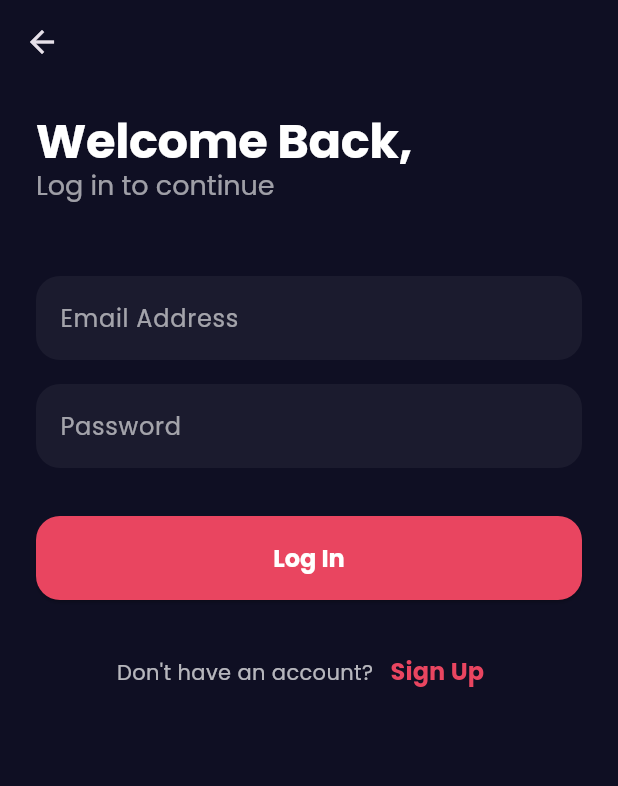
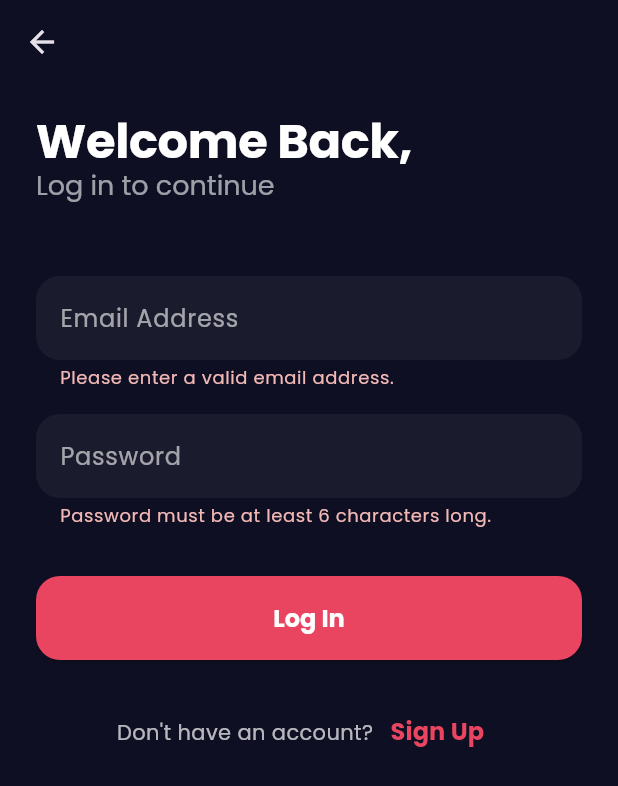
Before and after one commit to Mehaksaluja/style_scout, a Flutter app: the AuthScreen screen opened directly, after a tap on "Log In", on a phone screen of 412 x 824 dp. Shown: the top 786 px of the screen. Run offline on Flutter 3.47's test engine with Material 3 defaults, Android fonts, the phone set to English and light mode, and no system bars; our stand-ins replace firebase_auth, firebase_core, flutter_dotenv, flutter_markdown, google_generative_ai, image_picker; accounts and stored records are empty.

Commit message:
Changes saved

```diff
--- a/lib/main.dart
+++ b/lib/main.dart
@@ -1,10 +1,12 @@
 import 'package:flutter/material.dart';
 import 'package:firebase_core/firebase_core.dart';
-import 'package:style_scout/screens/welcome_screen.dart';
+import 'package:style_scout/screens/auth_gate.dart';
 import 'firebase_options.dart';
+import 'package:flutter_dotenv/flutter_dotenv.dart';
 
 Future<void> main() async {
   WidgetsFlutterBinding.ensureInitialized();
+  await dotenv.load(fileName: ".env");
   await Firebase.initializeApp(options: DefaultFirebaseOptions.currentPlatform);
   runApp(const StyleScoutApp());
 }
@@ -50,7 +52,7 @@
           ),
         ),
       ),
-      home: const WelcomeScreen(),
+      home: const AuthGate(),
     );
   }
 }
--- a/lib/screens/auth_screen.dart
+++ b/lib/screens/auth_screen.dart
@@ -1,8 +1,12 @@
+// lib/screens/auth_screen.dart
+
 import 'package:flutter/material.dart';
+import 'package:firebase_auth/firebase_auth.dart';
+// Import the HomeScreen to navigate to it after login/signup
+import 'package:style_scout/screens/home_screen.dart';
 
 class AuthScreen extends StatefulWidget {
   final bool isLoginMode;
-
   const AuthScreen({super.key, required this.isLoginMode});
 
   @override
@@ -10,13 +14,26 @@ class AuthScreen extends StatefulWidget {
 }
 
 class _AuthScreenState extends State<AuthScreen> {
+  final _formKey = GlobalKey<FormState>();
+  final _emailController = TextEditingController();
+  final _passwordController = TextEditingController();
+  final _nameController = TextEditingController();
+
   late bool _isLogin;
+  bool _isLoading = false;
 
   @override
   void initState() {
     super.initState();
+    _isLogin = widget.isLoginMode;
+  }
 
-    _isLogin = widget.isLoginMode;
+  @override
+  void dispose() {
+    _emailController.dispose();
+    _passwordController.dispose();
+    _nameController.dispose();
+    super.dispose();
   }
 
   void _toggleMode() {
@@ -25,22 +42,82 @@ class _AuthScreenState extends State<AuthScreen> {
     });
   }
 
+  Future<void> _submitAuthForm() async {
+    final isValid = _formKey.currentState?.validate() ?? false;
+    if (!isValid) {
+      return;
+    }
+    _formKey.currentState!.save();
+
+    setState(() {
+      _isLoading = true;
+    });
+
+    try {
+      if (_isLogin) {
+        await FirebaseAuth.instance.signInWithEmailAndPassword(
+          email: _emailController.text.trim(),
+          password: _passwordController.text.trim(),
+        );
+      } else {
+        final userCredential = await FirebaseAuth.instance
+            .createUserWithEmailAndPassword(
+              email: _emailController.text.trim(),
+              password: _passwordController.text.trim(),
+            );
+        await userCredential.user?.updateDisplayName(
+          _nameController.text.trim(),
+        );
+      }
+
+      // This is the fix: Navigate to the HomeScreen and remove all previous
+      // routes, so the user cannot go back to the login screen.
+      if (mounted) {
+        Navigator.of(context).pushAndRemoveUntil(
+          MaterialPageRoute(builder: (context) => const HomeScreen()),
+          (route) => false, // This predicate removes all routes.
+        );
+      }
+    } on FirebaseAuthException catch (error) {
+      var message = 'An error occurred, please check your credentials!';
+      if (error.message != null) {
+        message = error.message!;
+      }
+      ScaffoldMessenger.of(context).showSnackBar(
+        SnackBar(
+          content: Text(message),
+          backgroundColor: Theme.of(context).colorScheme.error,
+        ),
+      );
+      if (mounted) {
+        setState(() {
+          _isLoading = false;
+        });
+      }
+    } catch (error) {
+      print(error);
+      if (mounted) {
+        setState(() {
+          _isLoading = false;
+        });
+      }
+    }
+  }
+
   @override
   Widget build(BuildContext context) {
     final theme = Theme.of(context);
 
     return Scaffold(
-      // We use an AppBar to provide a back button automatically.
       appBar: AppBar(backgroundColor: Colors.transparent, elevation: 0),
       body: SingleChildScrollView(
-        // SingleChildScrollView prevents the screen from overflowing
-        // when the keyboard appears.
         padding: const EdgeInsets.symmetric(horizontal: 24.0),
+        child: Form(
+          key: _formKey,
           child: Column(
             crossAxisAlignment: CrossAxisAlignment.stretch,
             children: [
               const SizedBox(height: 20),
-            // --- HEADER ---
               Text(
                 _isLogin ? 'Welcome Back,' : 'Create Account,',
                 style: theme.textTheme.displayLarge?.copyWith(fontSize: 32),
@@ -51,26 +128,49 @@ class _AuthScreenState extends State<AuthScreen> {
               ),
               const SizedBox(height: 48),
 
-            // --- FORM FIELDS ---
-            // We will add a TextFormField for the user's name, but only in Sign Up mode.
               if (!_isLogin)
-              TextFormField(decoration: _buildInputDecoration('Full Name')),
+                TextFormField(
+                  controller: _nameController,
+                  decoration: _buildInputDecoration('Full Name'),
+                  validator: (value) {
+                    if (value == null || value.trim().isEmpty) {
+                      return 'Please enter your name.';
+                    }
+                    return null;
+                  },
+                ),
               if (!_isLogin) const SizedBox(height: 16),
 
               TextFormField(
+                controller: _emailController,
                 decoration: _buildInputDecoration('Email Address'),
                 keyboardType: TextInputType.emailAddress,
+                validator: (value) {
+                  if (value == null || !value.contains('@')) {
+                    return 'Please enter a valid email address.';
+                  }
+                  return null;
+                },
               ),
               const SizedBox(height: 16),
               TextFormField(
+                controller: _passwordController,
                 decoration: _buildInputDecoration('Password'),
-              obscureText: true, // Hides the password text.
+                obscureText: true,
+                validator: (value) {
+                  if (value == null || value.length < 6) {
+                    return 'Password must be at least 6 characters long.';
+                  }
+                  return null;
+                },
               ),
               const SizedBox(height: 32),
 
-            // --- ACTION BUTTON ---
+              if (_isLoading)
+                const Center(child: CircularProgressIndicator())
+              else
                 ElevatedButton(
-              onPressed: () {},
+                  onPressed: _submitAuthForm,
                   style: ElevatedButton.styleFrom(
                     backgroundColor: theme.primaryColor,
                   ),
@@ -78,7 +178,6 @@ class _AuthScreenState extends State<AuthScreen> {
                 ),
               const SizedBox(height: 24),
 
-            // --- TOGGLE BUTTON ---
               Row(
                 mainAxisAlignment: MainAxisAlignment.center,
                 children: [
@@ -86,7 +185,7 @@ class _AuthScreenState extends State<AuthScreen> {
                     _isLogin
                         ? "Don't have an account?"
                         : "Already have an account?",
-                  style: TextStyle(color: Colors.white.withValues(alpha: 0.7)),
+                    style: TextStyle(color: Colors.white.withOpacity(0.7)),
                   ),
                   TextButton(
                     onPressed: _toggleMode,
@@ -103,15 +202,14 @@ class _AuthScreenState extends State<AuthScreen> {
             ],
           ),
         ),
+      ),
     );
   }
 
-  // A helper method to create consistent styling for our text fields.
-  // This is great for keeping our code DRY (Don't Repeat Yourself).
   InputDecoration _buildInputDecoration(String label) {
     return InputDecoration(
       labelText: label,
-      labelStyle: TextStyle(color: Colors.white.withOpacity(0.6)),
+      labelStyle: TextStyle(color: Colors.white.withValues(alpha: 0.6)),
       filled: true,
       fillColor: Colors.white.withValues(alpha: 0.05),
       border: OutlineInputBorder(
--- a/pubspec.yaml
+++ b/pubspec.yaml
@@ -34,6 +34,9 @@ dependencies:
   image_picker: ^1.0.4
   firebase_core: ^2.24.2
   firebase_auth: ^4.16.0
+  google_generative_ai: ^0.4.0
+  flutter_markdown: ^0.7.1
+  flutter_dotenv: ^5.1.0
 
   # The following adds the Cupertino Icons font to your application.
   # Use with the CupertinoIcons class for iOS style icons.
```
Also changed, not shown: lib/screens/analysis_screen.dart (added, +107 -0 lines), lib/screens/auth_gate.dart (added, +26 -0 lines), lib/screens/home_screen.dart (+60 -66 lines), lib/screens/results_screen.dart (added, +87 -0 lines), lib/services/ai_service.dart (added, +42 -0 lines), pubspec.lock, 1 other file. Lines whose indentation alone changed are shown as unchanged.
